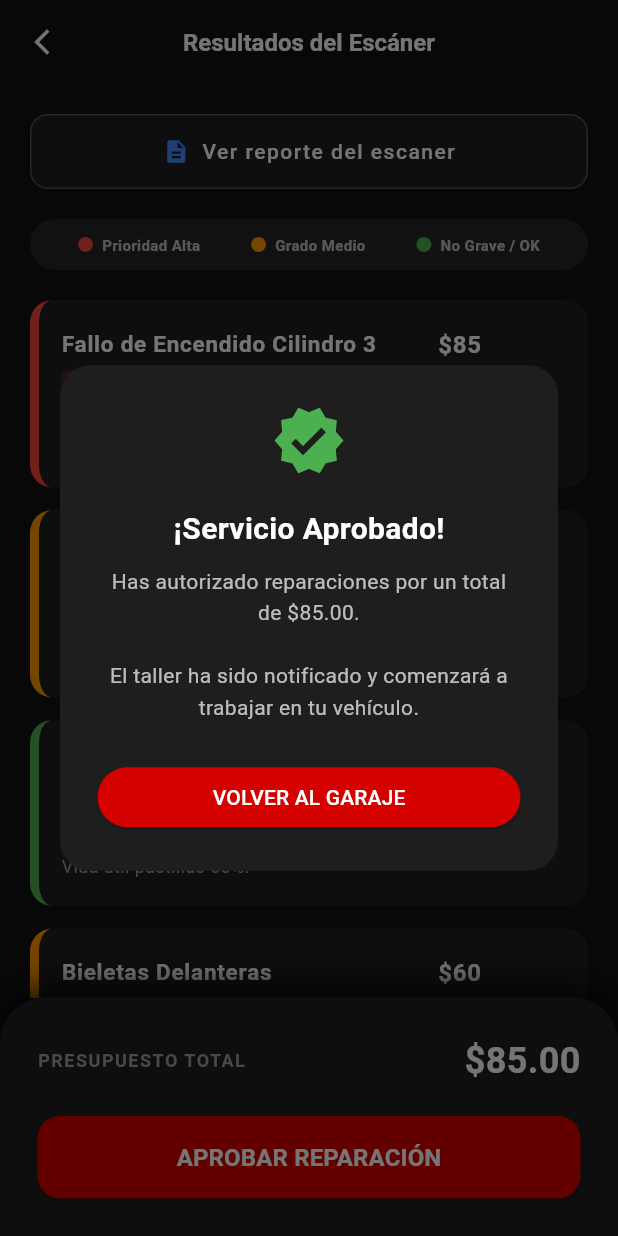
After one commit to mvtsoluciones-wq/super_vortec, a Flutter app: the DiagnosticScreen screen opened directly, after a tap on "APROBAR REPARACIÓN", on a phone screen of 412 x 824 dp. The commit adds this screen. Run offline on Flutter 3.47's test engine with Material 3 defaults, Android fonts, the phone set to English and light mode, and no system bars; our stand-ins replace youtube_player_flutter.

Commit message:
feat: simplificación de turnos en pantalla de citas

```diff
--- /dev/null
+++ b/lib/diagnostico.dart
@@ -0,0 +1,327 @@
+import 'package:flutter/material.dart';
+import 'package:url_launcher/url_launcher.dart';
+
+class DiagnosticScreen extends StatefulWidget {
+  const DiagnosticScreen({super.key});
+
+  @override
+  State<DiagnosticScreen> createState() => _DiagnosticScreenState();
+}
+
+class _DiagnosticScreenState extends State<DiagnosticScreen> {
+  // Estado del Total
+  double _totalPrice = 0.0;
+
+  // DATOS DE DIAGNÓSTICO
+  final List<Map<String, dynamic>> _diagnosticItems = [
+    {
+      "system": "Motor (ECM)",
+      "code": "P0303",
+      "title": "Fallo de Encendido Cilindro 3",
+      "diagnosis": "Bobina de encendido quemada y bujía carbonizada. Requiere reemplazo inmediato.",
+      "priority": "CRÍTICA",
+      "color": Colors.red, // SEMÁFORO ROJO
+      "price": 85.00,
+      "isSelected": true,
+      "isFixable": true,
+    },
+    {
+      "system": "Admisión",
+      "code": "P0171",
+      "title": "Mezcla Pobre (Banco 1)",
+      "diagnosis": "Sensor MAF sucio. Se recomienda limpieza y calibración.",
+      "priority": "ALERTA",
+      "color": Colors.orange, // SEMÁFORO NARANJA
+      "price": 35.00,
+      "isSelected": false,
+      "isFixable": true,
+    },
+    {
+      "system": "Frenos (ABS)",
+      "code": "OK",
+      "title": "Sistema de Frenado",
+      "diagnosis": "Módulos y sensores operando correctamente. Vida útil pastillas 60%.",
+      "priority": "ESTABLE",
+      "color": Colors.green, // SEMÁFORO VERDE
+      "price": 0.00,
+      "isSelected": false,
+      "isFixable": false,
+    },
+    {
+      "system": "Suspensión",
+      "code": "N/A",
+      "title": "Bieletas Delanteras",
+      "diagnosis": "Juego excesivo detectado en inspección visual. Generará ruido pronto.",
+      "priority": "ALERTA",
+      "color": Colors.orange, // SEMÁFORO NARANJA
+      "price": 60.00,
+      "isSelected": false,
+      "isFixable": true,
+    },
+  ];
+
+  @override
+  void initState() {
+    super.initState();
+    _calculateTotal();
+  }
+
+  void _calculateTotal() {
+    double tempTotal = 0;
+    for (var item in _diagnosticItems) {
+      if (item['isSelected'] == true) {
+        tempTotal += item['price'];
+      }
+    }
+    setState(() {
+      _totalPrice = tempTotal;
+    });
+  }
+
+  // FUNCIÓN ACTUALIZADA: Abre el link ESPECÍFICO DENTRO de la App
+  Future<void> _launchScannerReport() async {
+    // 1. Tu enlace específico de Launch X431
+    const url = 'https://usait.x431.com/Home/Report/reportDetail/diagnose_record_id/592733fbge3bOM54nRKw54Dh2Y/report_type/X2/l/es';
+    final Uri uri = Uri.parse(url);
+
+    try {
+      // 2. Usamos 'inAppWebView' para que NO se salga de la aplicación
+      await launchUrl(
+        uri,
+        mode: LaunchMode.inAppWebView, // <--- ESTO HACE LA MAGIA
+        webViewConfiguration: const WebViewConfiguration(
+          enableJavaScript: true,
+          enableDomStorage: true,
+        ),
+      );
+    } catch (e) {
+      if (!context.mounted) return;
+      ScaffoldMessenger.of(context).showSnackBar(
+        const SnackBar(content: Text("No se pudo cargar el reporte del escaner")),
+      );
+    }
+  }
+
+  @override
+  Widget build(BuildContext context) {
+    const Color bgDark = Color(0xFF121212);
+    const Color cardColor = Color(0xFF1E1E1E);
+
+    return Scaffold(
+      backgroundColor: bgDark,
+      appBar: AppBar(
+        backgroundColor: bgDark,
+        elevation: 0,
+        leading: IconButton(
+          icon: const Icon(Icons.arrow_back_ios_new, color: Colors.white, size: 20),
+          onPressed: () => Navigator.pop(context),
+        ),
+        title: const Text("Resultados del Escáner", style: TextStyle(color: Colors.white, fontWeight: FontWeight.bold, fontSize: 16)),
+        centerTitle: true,
+      ),
+      body: Column(
+        children: [
+          // 1. LINK AL REPORTE ORIGINAL
+          Container(
+            width: double.infinity,
+            margin: const EdgeInsets.fromLTRB(20, 20, 20, 10),
+            child: ElevatedButton.icon(
+              style: ElevatedButton.styleFrom(
+                backgroundColor: cardColor,
+                padding: const EdgeInsets.symmetric(vertical: 15),
+                side: const BorderSide(color: Colors.white24),
+                shape: RoundedRectangleBorder(borderRadius: BorderRadius.circular(12)),
+              ),
+              onPressed: _launchScannerReport, // Llama a la nueva función
+              icon: const Icon(Icons.description, color: Colors.blueAccent), // Icono azul para reporte
+              label: const Text("Ver reporte del escaner", style: TextStyle(color: Colors.white, letterSpacing: 1)),
+            ),
+          ),
+
+          // 2. LEYENDA DEL SEMÁFORO
+          Container(
+            margin: const EdgeInsets.symmetric(horizontal: 20, vertical: 10),
+            padding: const EdgeInsets.symmetric(vertical: 10, horizontal: 15),
+            decoration: BoxDecoration(
+              color: const Color(0xFF252525),
+              borderRadius: BorderRadius.circular(30),
+            ),
+            child: Row(
+              mainAxisAlignment: MainAxisAlignment.spaceAround,
+              children: [
+                _buildLegendItem(Colors.red, "Prioridad Alta"),
+                _buildLegendItem(Colors.orange, "Grado Medio"),
+                _buildLegendItem(Colors.green, "No Grave / OK"),
+              ],
+            ),
+          ),
+
+          const SizedBox(height: 10),
+
+          // 3. LISTA SEMÁFORO Y CHECKBOXES
+          Expanded(
+            child: ListView.builder(
+              padding: const EdgeInsets.symmetric(horizontal: 20),
+              itemCount: _diagnosticItems.length,
+              itemBuilder: (context, index) {
+                final item = _diagnosticItems[index];
+                final bool isFixable = item['isFixable'];
+
+                return Container(
+                  margin: const EdgeInsets.only(bottom: 15),
+                  decoration: BoxDecoration(
+                    color: cardColor,
+                    borderRadius: BorderRadius.circular(15),
+                    border: Border(
+                      left: BorderSide(color: item['color'], width: 6), // EL SEMÁFORO VISUAL 🚦
+                    ),
+                  ),
+                  child: Theme(
+                    data: ThemeData(unselectedWidgetColor: Colors.grey),
+                    child: CheckboxListTile(
+                      contentPadding: const EdgeInsets.symmetric(horizontal: 15, vertical: 10),
+                      activeColor: const Color(0xFFD50000),
+                      checkColor: Colors.white,
+                      value: item['isSelected'],
+                      onChanged: isFixable
+                        ? (bool? value) {
+                            setState(() {
+                              item['isSelected'] = value;
+                              _calculateTotal();
+                            });
+                          }
+                        : null,
+
+                      title: Row(
+                        mainAxisAlignment: MainAxisAlignment.spaceBetween,
+                        children: [
+                          Expanded(
+                            child: Text(
+                              item['title'],
+                              style: const TextStyle(color: Colors.white, fontWeight: FontWeight.bold, fontSize: 15)
+                            ),
+                          ),
+                          if (isFixable)
+                            Text(
+                              "\$${item['price'].toStringAsFixed(0)}",
+                              style: const TextStyle(color: Colors.white, fontWeight: FontWeight.bold, fontSize: 16)
+                            ),
+                        ],
+                      ),
+                      subtitle: Column(
+                        crossAxisAlignment: CrossAxisAlignment.start,
+                        children: [
+                          const SizedBox(height: 5),
+                          Container(
+                            padding: const EdgeInsets.symmetric(horizontal: 6, vertical: 2),
+                            decoration: BoxDecoration(color: item['color'].withValues(alpha: 0.2), borderRadius: BorderRadius.circular(4)),
+                            child: Text(
+                              "${item['code']} - ${item['priority']}",
+                              style: TextStyle(color: item['color'], fontSize: 10, fontWeight: FontWeight.bold),
+                            ),
+                          ),
+                          const SizedBox(height: 8),
+                          Text(item['diagnosis'], style: const TextStyle(color: Colors.grey, fontSize: 12, height: 1.4)),
+                        ],
+                      ),
+                    ),
+                  ),
+                );
+              },
+            ),
+          ),
+
+          // 4. BARRA TOTALIZADORA Y BOTÓN APROBAR
+          Container(
+            padding: const EdgeInsets.all(25),
+            decoration: const BoxDecoration(
+              color: cardColor,
+              borderRadius: BorderRadius.only(topLeft: Radius.circular(30), topRight: Radius.circular(30)),
+              boxShadow: [BoxShadow(color: Colors.black, blurRadius: 20, offset: Offset(0, -5))]
+            ),
+            child: Column(
+              children: [
+                Row(
+                  mainAxisAlignment: MainAxisAlignment.spaceBetween,
+                  children: [
+                    const Text("PRESUPUESTO TOTAL", style: TextStyle(color: Colors.grey, fontWeight: FontWeight.bold, fontSize: 12, letterSpacing: 1)),
+                    Text("\$${_totalPrice.toStringAsFixed(2)}", style: const TextStyle(color: Colors.white, fontWeight: FontWeight.bold, fontSize: 24)),
+                  ],
+                ),
+                const SizedBox(height: 20),
+                SizedBox(
+                  width: double.infinity,
+                  height: 55,
+                  child: ElevatedButton(
+                    style: ElevatedButton.styleFrom(
+                      backgroundColor: _totalPrice > 0 ? const Color(0xFFD50000) : Colors.grey[800],
+                      shape: RoundedRectangleBorder(borderRadius: BorderRadius.circular(15)),
+                    ),
+                    onPressed: _totalPrice > 0 ? () {
+                      _showApprovalDialog(context);
+                    } : null,
+                    child: const Text("APROBAR REPARACIÓN", style: TextStyle(color: Colors.white, fontWeight: FontWeight.bold, fontSize: 16)),
+                  ),
+                ),
+              ],
+            ),
+          )
+        ],
+      ),
+    );
+  }
+
+  // WIDGET AUXILIAR PARA LA LEYENDA
+  Widget _buildLegendItem(Color color, String text) {
+    return Row(
+      children: [
+        Container(
+          width: 10,
+          height: 10,
+          decoration: BoxDecoration(color: color, shape: BoxShape.circle),
+        ),
+        const SizedBox(width: 6),
+        Text(text, style: const TextStyle(color: Colors.white70, fontSize: 10, fontWeight: FontWeight.bold)),
+      ],
+    );
+  }
+
+  void _showApprovalDialog(BuildContext context) {
+    showDialog(
+      context: context,
+      builder: (ctx) => Dialog(
+        backgroundColor: const Color(0xFF1E1E1E),
+        shape: RoundedRectangleBorder(borderRadius: BorderRadius.circular(20)),
+        child: Padding(
+          padding: const EdgeInsets.all(25),
+          child: Column(
+            mainAxisSize: MainAxisSize.min,
+            children: [
+              const Icon(Icons.verified, color: Colors.green, size: 50),
+              const SizedBox(height: 20),
+              const Text("¡Servicio Aprobado!", style: TextStyle(color: Colors.white, fontSize: 20, fontWeight: FontWeight.bold)),
+              const SizedBox(height: 10),
+              Text(
+                "Has autorizado reparaciones por un total de \$${_totalPrice.toStringAsFixed(2)}. \n\nEl taller ha sido notificado y comenzará a trabajar en tu vehículo.",
+                textAlign: TextAlign.center,
+                style: const TextStyle(color: Colors.white70, fontSize: 14, height: 1.5),
+              ),
+              const SizedBox(height: 25),
+              SizedBox(
+                width: double.infinity,
+                child: ElevatedButton(
+                  style: ElevatedButton.styleFrom(backgroundColor: const Color(0xFFD50000)),
+                  onPressed: () {
+                    Navigator.pop(ctx);
+                    Navigator.pop(context);
+                  },
+                  child: const Text("VOLVER AL GARAJE", style: TextStyle(color: Colors.white))
+                ),
+              )
+            ],
+          ),
+        ),
+      ),
+    );
+  }
+}
--- a/lib/main.dart
+++ b/lib/main.dart
@@ -3,6 +3,7 @@ import 'package:youtube_player_flutter/youtube_player_flutter.dart';
 import 'package:url_launcher/url_launcher.dart';
 // Importamos tu archivo de citas
 import 'citas.dart';
+import 'diagnostico.dart';
 
 void main() {
   runApp(const SuperVortecApp());
@@ -182,7 +183,7 @@ class _ClientHomeScreenState extends State<ClientHomeScreen> {
                         onTap: () => Navigator.push(context, MaterialPageRoute(builder: (c) => const AppointmentsScreen()))
                       ),
                       _buildSliderItem(context, Icons.notifications, "NOTIFIC.", Colors.amber),
-                      _buildSliderItem(context, Icons.monitor_heart, "DIAGNÓSTICO", Colors.white),
+                      _buildSliderItem(context, Icons.monitor_heart, "DIAGNÓSTICO", Colors.white, onTap: () => Navigator.push(context, MaterialPageRoute(builder: (c) => const DiagnosticScreen()))),
                       _buildSliderItem(context, Icons.storefront, "TIENDA", brandRed),
                       _buildSliderItem(context, Icons.local_offer, "OFERTAS", Colors.green),
                       _buildSliderItem(context, Icons.sell, "MARKET", brandRed),
```
